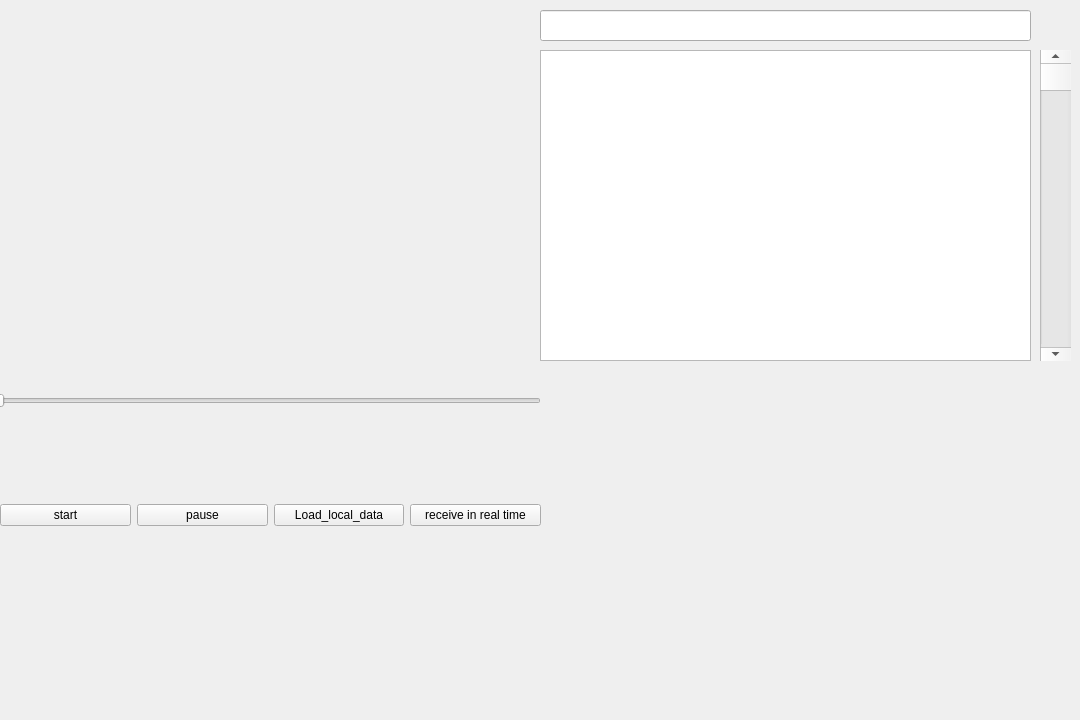
Qt form frontend/design.ui (yulelanmei/test-qt-interface) before a commit.
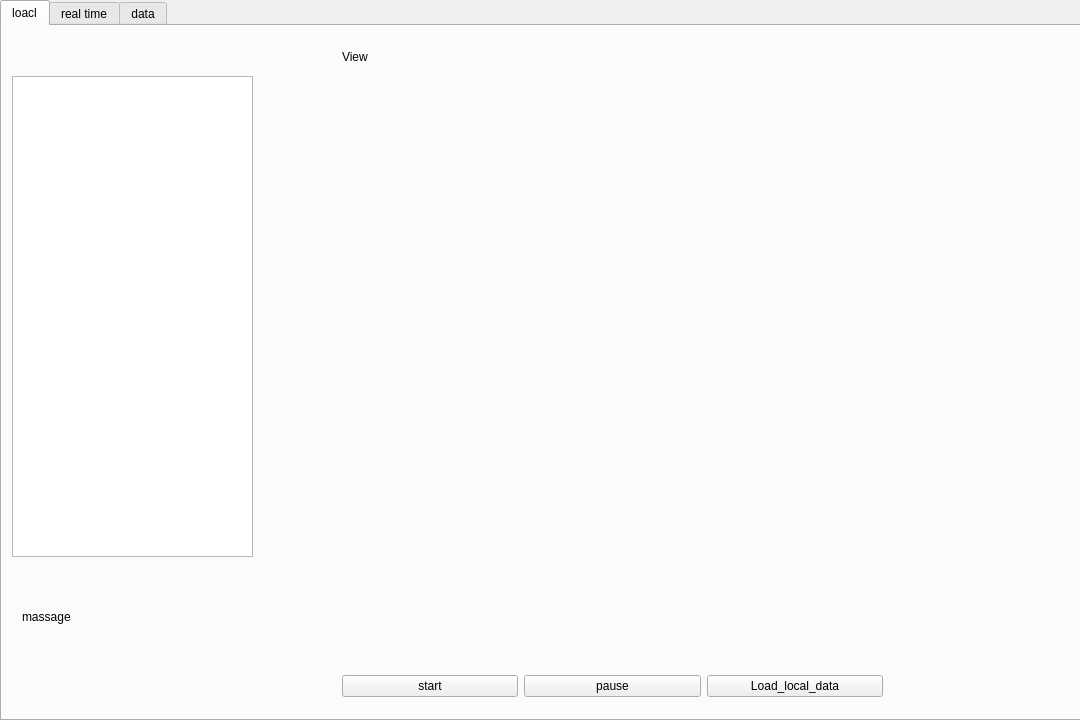
The same form after that commit.

```diff
--- a/frontend/design.ui
+++ b/frontend/design.ui
@@ -14,13 +14,29 @@
    <string>MainWindow</string>
   </property>
   <widget class="QWidget" name="centralwidget">
-   <widget class="QLabel" name="media_windows">
+   <widget class="QTabWidget" name="tabWidget">
     <property name="geometry">
      <rect>
       <x>0</x>
       <y>0</y>
-      <width>540</width>
-      <height>360</height>
+      <width>1081</width>
+      <height>721</height>
+     </rect>
+    </property>
+    <property name="currentIndex">
+     <number>0</number>
+    </property>
+    <widget class="QWidget" name="View">
+     <attribute name="title">
+      <string>loacl</string>
+     </attribute>
+     <widget class="QLabel" name="media_windows">
+      <property name="geometry">
+       <rect>
+        <x>340</x>
+        <y>50</y>
+        <width>720</width>
+        <height>540</height>
      </rect>
     </property>
     <property name="text">
@@ -30,10 +46,10 @@
    <widget class="QWidget" name="horizontalLayoutWidget">
     <property name="geometry">
      <rect>
-      <x>0</x>
-      <y>440</y>
+        <x>340</x>
+        <y>630</y>
       <width>541</width>
-      <height>151</height>
+        <height>61</height>
      </rect>
     </property>
     <layout class="QHBoxLayout" name="horizontalLayout">
@@ -58,73 +74,120 @@
        </property>
       </widget>
      </item>
-     <item>
-      <widget class="QPushButton" name="Button_receive">
-       <property name="text">
-        <string>receive in real time</string>
-       </property>
-      </widget>
-     </item>
-    </layout>
-   </widget>
-   <widget class="QSlider" name="horizontalSlider">
+      </layout>
+     </widget>
+     <widget class="QLabel" name="massage">
     <property name="geometry">
      <rect>
-      <x>-10</x>
-      <y>360</y>
-      <width>551</width>
-      <height>81</height>
-     </rect>
-    </property>
-    <property name="orientation">
-     <enum>Qt::Horizontal</enum>
+        <x>20</x>
+        <y>620</y>
+        <width>281</width>
+        <height>51</height>
+       </rect>
+      </property>
+      <property name="text">
+       <string/>
     </property>
    </widget>
    <widget class="QListWidget" name="files_list">
     <property name="geometry">
      <rect>
-      <x>540</x>
+        <x>10</x>
       <y>50</y>
-      <width>491</width>
-      <height>311</height>
+        <width>241</width>
+        <height>481</height>
      </rect>
     </property>
    </widget>
-   <widget class="QLineEdit" name="search_line">
+     <widget class="QLabel" name="label">
     <property name="geometry">
      <rect>
-      <x>540</x>
+        <x>340</x>
+        <y>20</y>
+        <width>41</width>
+        <height>21</height>
+       </rect>
+      </property>
+      <property name="text">
+       <string>View</string>
+      </property>
+     </widget>
+     <widget class="QLabel" name="label_2">
+      <property name="geometry">
+       <rect>
+        <x>20</x>
+        <y>580</y>
+        <width>121</width>
+        <height>21</height>
+       </rect>
+      </property>
+      <property name="text">
+       <string>massage</string>
+      </property>
+     </widget>
+    </widget>
+    <widget class="QWidget" name="tab_2">
+     <attribute name="title">
+      <string>real time</string>
+     </attribute>
+     <widget class="QLabel" name="media_windows2">
+      <property name="geometry">
+       <rect>
+        <x>180</x>
+        <y>40</y>
+        <width>720</width>
+        <height>540</height>
+       </rect>
+      </property>
+      <property name="text">
+       <string/>
+      </property>
+     </widget>
+     <widget class="QLabel" name="label_4">
+      <property name="geometry">
+       <rect>
+        <x>180</x>
       <y>10</y>
-      <width>491</width>
+        <width>211</width>
       <height>31</height>
      </rect>
     </property>
-   </widget>
-   <widget class="QScrollBar" name="verticalScrollBar">
+      <property name="text">
+       <string>Real time video streaming</string>
+      </property>
+     </widget>
+     <widget class="QPushButton" name="Button_receive">
     <property name="geometry">
      <rect>
-      <x>1040</x>
-      <y>50</y>
-      <width>31</width>
-      <height>311</height>
-     </rect>
-    </property>
-    <property name="orientation">
-     <enum>Qt::Vertical</enum>
-    </property>
-   </widget>
-   <widget class="QLabel" name="massage">
+        <x>230</x>
+        <y>610</y>
+        <width>621</width>
+        <height>51</height>
+       </rect>
+      </property>
+      <property name="text">
+       <string>receive in real time</string>
+      </property>
+     </widget>
+     <widget class="QLabel" name="massage2">
     <property name="geometry">
      <rect>
-      <x>0</x>
-      <y>620</y>
-      <width>541</width>
-      <height>61</height>
+        <x>180</x>
+        <y>530</y>
+        <width>201</width>
+        <height>51</height>
      </rect>
     </property>
     <property name="text">
      <string/>
     </property>
+     </widget>
+    </widget>
+    <widget class="QWidget" name="tab">
+     <attribute name="title">
+      <string>data</string>
+     </attribute>
+    </widget>
    </widget>
   </widget>
  </widget>
```
Lines whose indentation alone changed are shown as unchanged.
